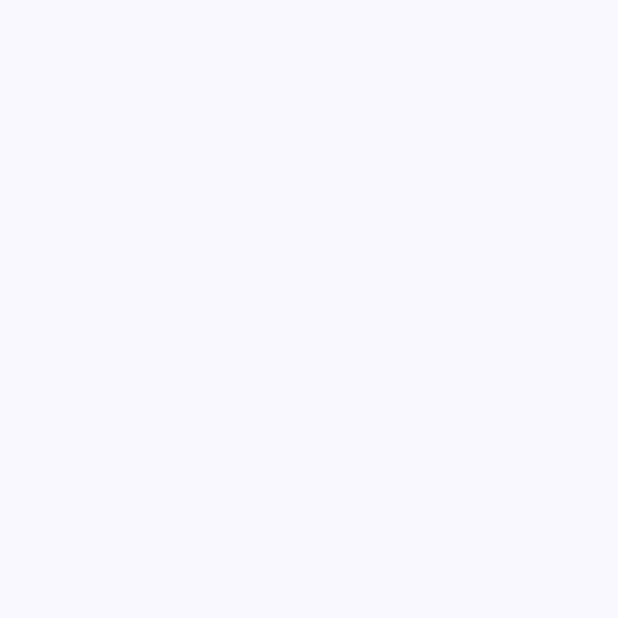
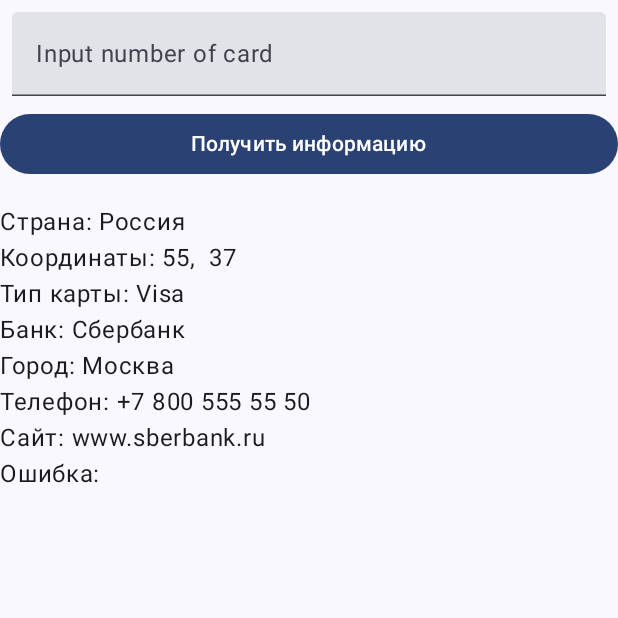
Before and after one commit to manwoodt/CheckBankCard, an Android app built with Jetpack Compose: the screen it shows after launch (MainActivity), on a phone screen of 412 x 824 dp, the top half of it. Before the commit the part shown is empty. Run offline under Robolectric (Android 15) with nearby library versions, the phone set to English and light mode, and no system bars.

Commit message:
app runs with UI

```diff
--- a/CheckBankCardApp/app/src/main/AndroidManifest.xml
+++ b/CheckBankCardApp/app/src/main/AndroidManifest.xml
@@ -18,7 +18,6 @@
         <activity
             android:name=".MainActivity"
             android:exported="true"
-            android:label="@string/app_name"
             android:theme="@style/Theme.CheckBankCard" >
             <intent-filter>
                 <action android:name="android.intent.action.MAIN" />
--- a/CheckBankCardApp/app/src/main/java/com/course/checkbankcard/App.kt
+++ b/CheckBankCardApp/app/src/main/java/com/course/checkbankcard/App.kt
@@ -8,7 +8,6 @@ import org.koin.core.context.startKoin
 class App : Application() {
     override fun onCreate() {
         super.onCreate()
-
         startKoin{
             androidContext(this@App)
             modules(appModule)
--- a/CheckBankCardApp/app/src/main/java/com/course/checkbankcard/MainActivity.kt
+++ b/CheckBankCardApp/app/src/main/java/com/course/checkbankcard/MainActivity.kt
@@ -5,8 +5,10 @@ import androidx.activity.ComponentActivity
 import androidx.activity.compose.setContent
 import androidx.activity.enableEdgeToEdge
 import androidx.compose.foundation.layout.fillMaxSize
+import androidx.compose.foundation.layout.padding
 import androidx.compose.material3.Scaffold
 import androidx.compose.ui.Modifier
+import com.course.checkbankcard.presentation.screens.MainScreen
 import com.course.checkbankcard.presentation.ui.theme.CheckBankCardTheme
 
 class MainActivity : ComponentActivity() {
@@ -15,9 +17,12 @@ class MainActivity : ComponentActivity() {
         enableEdgeToEdge()
         setContent {
             CheckBankCardTheme {
-                Scaffold( modifier = Modifier.fillMaxSize() ) { innerPadding ->
-
-                }
+                Scaffold(
+                    modifier = Modifier.fillMaxSize(),
+                    content = { paddingValues ->
+                        MainScreen(Modifier.padding(paddingValues))
+                    }
+                )
             }
         }
     }
--- a/CheckBankCardApp/app/src/main/java/com/course/checkbankcard/presentation/screens/MainScreen.kt
+++ b/CheckBankCardApp/app/src/main/java/com/course/checkbankcard/presentation/screens/MainScreen.kt
@@ -17,7 +17,12 @@ import androidx.compose.ui.unit.dp
 
 @Preview(showBackground = true)
 @Composable
-fun MainScreen(){
+fun MainScreenPreview() {
+MainScreen(Modifier)
+}
+
+@Composable
+fun MainScreen(modifier: Modifier){
     val sampleBinInfo = com.course.domain.model.BinInfo(
         country = com.course.domain.model.CountryInfo("Россия", 55, 37),
         scheme = "Visa",
@@ -28,7 +33,7 @@ fun MainScreen(){
             "Москва"
         )
     )
-    Column {
+    Column(modifier) {
         InputCardNumber()
         FetchInfoButton {  }
         ShowInformationOfCard(sampleBinInfo)
```
